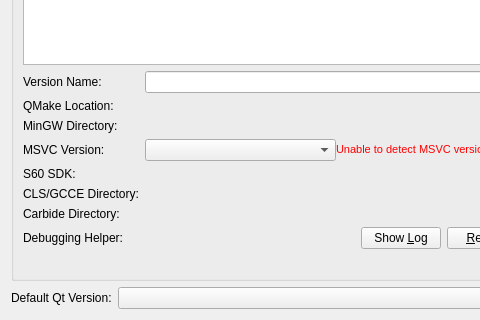
Before: the Qt Designer form src/plugins/qt4projectmanager/qtversionmanager.ui in qt-creator/qt-creator, drawn with Qt 5; both pictures show x 0 to 480 and y 187 to 507 of the 577 by 507 pixel window.
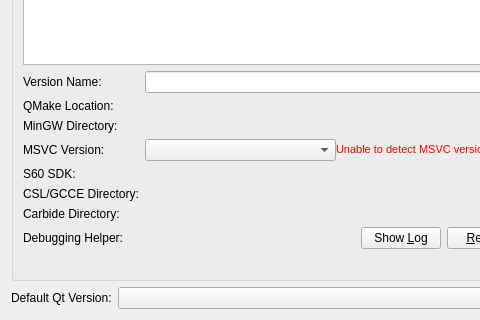
After: the same form once the commit is applied. Custom widgets are drawn as their Qt base class.

```diff
--- a/src/plugins/qt4projectmanager/qtversionmanager.ui
+++ b/src/plugins/qt4projectmanager/qtversionmanager.ui
@@ -206,7 +206,7 @@
       <item row="6" column="0">
        <widget class="QLabel" name="gcceLabel">
         <property name="text">
-         <string>CLS/GCCE Directory:</string>
+         <string>CSL/GCCE Directory:</string>
         </property>
        </widget>
       </item>
```
